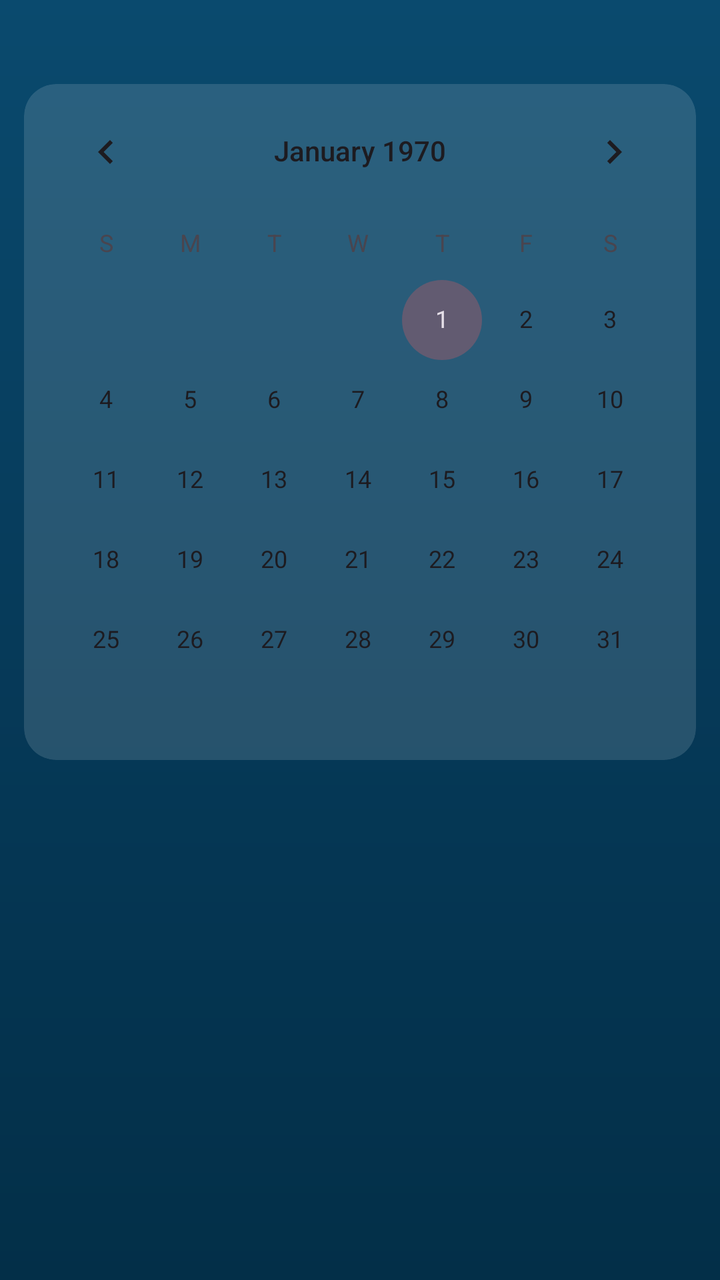
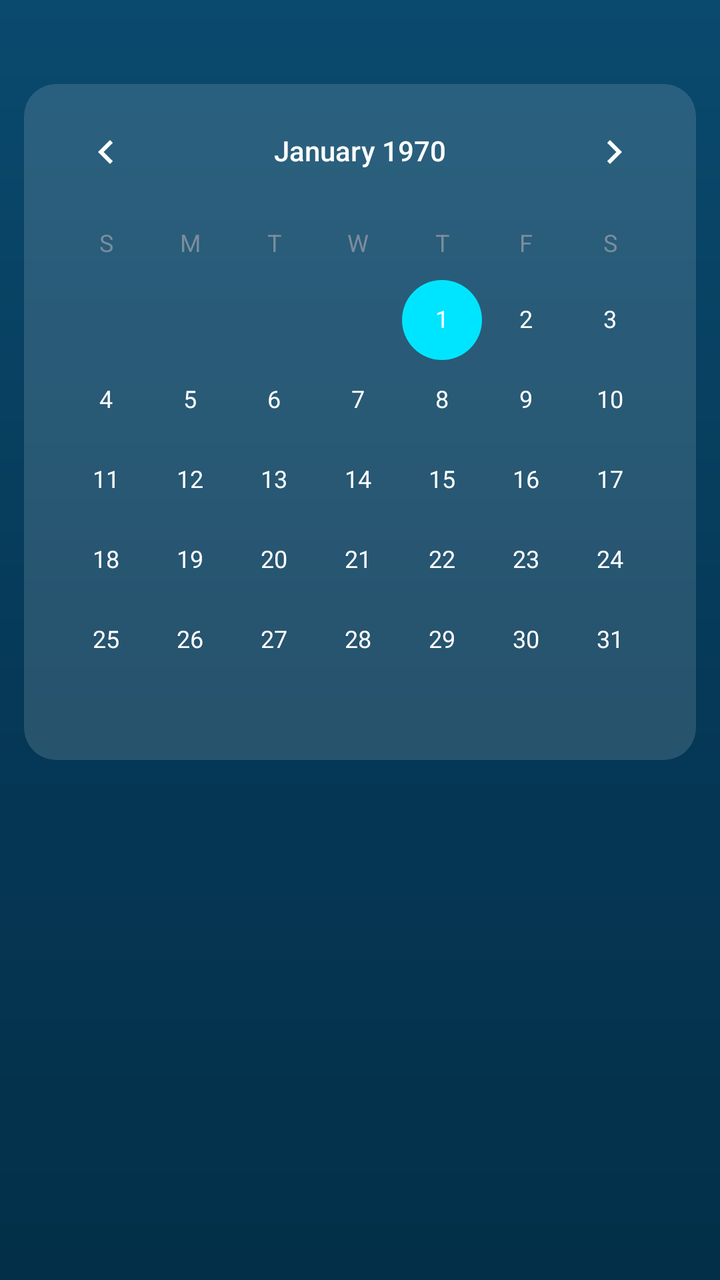

Before-and-after screenshots of an Android layout around one commit, followed by the original layout XML and the change that was made.
<!-- AndroidManifest.xml: application theme Theme.AttendancePRO -->
<!-- res/layout/activity_calendar.xml -->
<?xml version="1.0" encoding="utf-8"?>
<LinearLayout
    xmlns:android="http://schemas.android.com/apk/res/android"
    xmlns:app="http://schemas.android.com/apk/res-auto"
    android:layout_width="match_parent"
    android:layout_height="match_parent"
    android:orientation="vertical"
    android:background="@drawable/bg_futuristic_main"
    android:padding="12dp">

    
    <com.google.android.material.card.MaterialCardView
        android:layout_width="match_parent"
        android:layout_height="wrap_content"
        android:layout_marginTop="30dp"
        app:cardCornerRadius="16dp"
        app:cardElevation="0dp"
        app:cardBackgroundColor="#22FFFFFF"
        app:strokeWidth="0dp">

        <CalendarView
            android:id="@+id/calendarView"
            android:layout_width="match_parent"
            android:layout_height="wrap_content"
            android:background="@android:color/transparent"/>

    </com.google.android.material.card.MaterialCardView>

    
    <androidx.recyclerview.widget.RecyclerView
        android:id="@+id/rvClasses"
        android:layout_width="match_parent"
        android:layout_height="0dp"
        android:layout_weight="1"
        android:layout_marginTop="12dp"/>

</LinearLayout>
<!-- resources referenced by this layout -->
<resources>
  <!-- drawable bg_futuristic_main (drawable) -->
  <?xml version="1.0" encoding="utf-8"?>
  <shape xmlns:android="http://schemas.android.com/apk/res/android">
  
      <gradient
          android:angle="270"
          android:startColor="#0A4A6E"
          android:centerColor="#063A59"
          android:endColor="#032F48"/>
  
  </shape>
  <style name="Theme.AttendancePRO" parent="Base.Theme.AttendancePRO" />
  <style name="Base.Theme.AttendancePRO" parent="Theme.Material3.DayNight.NoActionBar">
  
          
          <item name="android:statusBarColor">@android:color/transparent</item>
          <item name="android:windowLightStatusBar">false</item>
  
      </style>
</resources>

<!-- the commit's change to res/layout/activity_calendar.xml (unified diff, before → after) -->
@@ -22,7 +22,8 @@
             android:id="@+id/calendarView"
             android:layout_width="match_parent"
             android:layout_height="wrap_content"
-            android:background="@android:color/transparent"/>
+            android:background="@android:color/transparent"
+            android:theme="@style/CalendarDarkTheme"/>
 
     </com.google.android.material.card.MaterialCardView>
 
<!-- resource entries referenced after the edit -->
@@ -11,7 +11,17 @@
           android:endColor="#032F48"/>
   
   </shape>
+  <style name="CalendarDarkTheme" parent="ThemeOverlay.Material3.Dark">
+          <item name="android:textColorPrimary">@color/white</item>
+          <item name="android:textColorSecondary">@color/text_secondary</item>
+          <item name="android:textColorPrimaryInverse">@color/white</item>
+          <item name="colorPrimary">@color/cyan_accent</item>
+          <item name="colorAccent">@color/cyan_accent</item>
+      </style>
   <style name="Theme.AttendancePRO" parent="Base.Theme.AttendancePRO" />
+  <color name="white">#FFFFFFFF</color>
+  <color name="text_secondary">#7B8D9E</color>
+  <color name="cyan_accent">#00E5FF</color>
   <style name="Base.Theme.AttendancePRO" parent="Theme.Material3.DayNight.NoActionBar">
   
           
